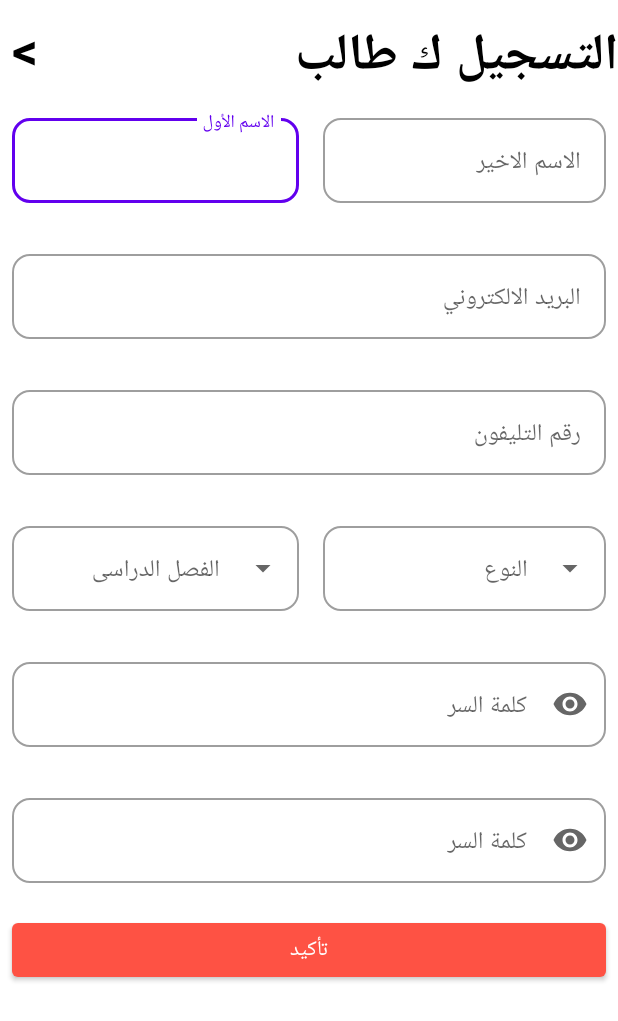
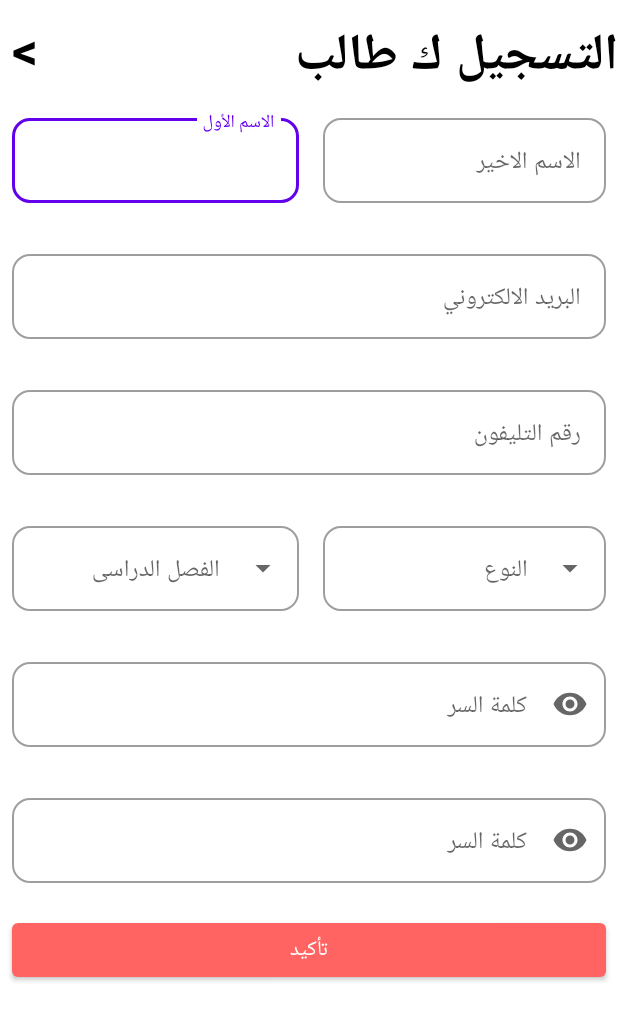
Before and after one commit to AballahEhab/Nadris, an Android app: the layout signup_student_fragment.xml on its own in the app's theme, with its tools: preview values and no code run, on a phone screen of 412 x 824 dp. Shown: the top 1021 px of the screen. Run offline under Robolectric (Android 15) with nearby library versions, the phone set to English and light mode, and no system bars; Roboto replaces fonts that are not available here.

Commit message:
edit signup_student_fragment.xml & signup_teacher_fragment.xml

```diff
--- a/app/src/main/res/layout/signup_student_fragment.xml
+++ b/app/src/main/res/layout/signup_student_fragment.xml
@@ -295,7 +295,7 @@
                     app:boxCornerRadiusBottomStart="12dp"
                     app:boxCornerRadiusTopEnd="12dp"
                     app:boxCornerRadiusTopStart="12dp"
-                    app:backgroundTint="@color/pank"
+                    app:backgroundTint="@color/pink"
                     android:onClick="@{()-> StudentViewModel.onLoginClicked()}"/>
         </androidx.constraintlayout.widget.ConstraintLayout>
 
--- a/app/src/main/res/layout/signup_teacher_fragment.xml
+++ b/app/src/main/res/layout/signup_teacher_fragment.xml
@@ -335,7 +335,7 @@
             app:boxCornerRadiusBottomEnd="12dp"
             app:boxCornerRadiusBottomStart="12dp"
             app:boxCornerRadiusTopEnd="12dp"
-            app:boxCornerRadiusTopStart="12dp" app:backgroundTint="@color/pank"/>
+            app:boxCornerRadiusTopStart="12dp" app:backgroundTint="@color/pink"/>
 </androidx.constraintlayout.widget.ConstraintLayout>
     </ScrollView>
 </layout>
--- a/app/src/main/res/values-night/themes.xml
+++ b/app/src/main/res/values-night/themes.xml
@@ -1,9 +1,9 @@
 <resources xmlns:tools="http://schemas.android.com/tools">
     <!-- Base application theme. -->
-    <style name="Theme.Nadris" parent="Theme.MaterialComponents.DayNight.DarkActionBar">
+    <style name="Theme.Nadris" parent="Theme.MaterialComponents.DayNight.NoActionBar">
         <!-- Primary brand color. -->
         <item name="colorPrimary">@color/purple_200</item>
-        <item name="colorPrimaryVariant">@color/purple_700</item>
+        <item name="colorPrimaryVariant">@color/pink</item>
         <item name="colorOnPrimary">@color/black</item>
         <!-- Secondary brand color. -->
         <item name="colorSecondary">@color/teal_200</item>
--- a/app/src/main/res/values/colors.xml
+++ b/app/src/main/res/values/colors.xml
@@ -7,5 +7,5 @@
     <color name="teal_700">#FF018786</color>
     <color name="black">#FF000000</color>
     <color name="white">#FFFFFFFF</color>
-    <color name="pank">#FE5244</color>
+    <color name="pink">#FFFF6463</color>
 </resources>
--- a/app/src/main/res/values/themes.xml
+++ b/app/src/main/res/values/themes.xml
@@ -1,6 +1,6 @@
 <resources xmlns:tools="http://schemas.android.com/tools">
     <!-- Base application theme. -->
-    <style name="Theme.Nadris" parent="Theme.MaterialComponents.DayNight.DarkActionBar">
+    <style name="Theme.Nadris" parent="Theme.MaterialComponents.DayNight.NoActionBar">
         <!-- Primary brand color. -->
         <item name="colorPrimary">@color/purple_500</item>
         <item name="colorPrimaryVariant">@color/purple_700</item>
```
